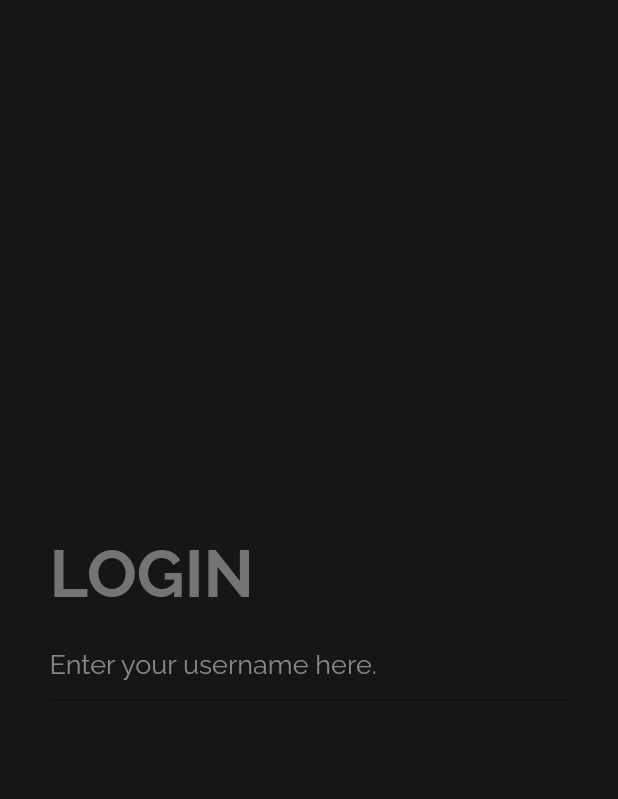
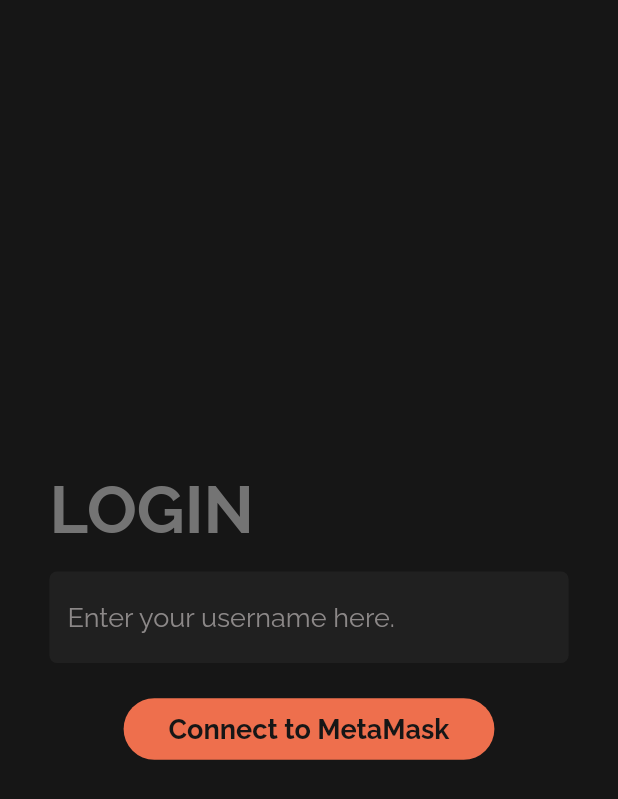
Before and after one commit to cyberwizard1001/shopblocks_flutter, a Flutter app: the screen it shows after launch, on a phone screen of 412 x 824 dp. Shown: the top 799 px of the screen. Run offline on Flutter 3.47's test engine with Material 2 defaults, Android fonts, the phone set to English and light mode, and no system bars; our stand-ins replace firebase_core, font_awesome_flutter, google_fonts; missing offline and left inert: flutter_rounded_date_picker; accounts and stored records are empty.

Commit message:
Login page

```diff
--- a/lib/main.dart
+++ b/lib/main.dart
@@ -1,4 +1,5 @@
 import 'package:flutter/material.dart';
+import 'package:google_fonts/google_fonts.dart';
 import 'package:shopblocks_flutter/screens/home.dart';
 import 'package:shopblocks_flutter/screens/login.dart';
 import 'utils/colors.dart' as colors;
@@ -11,7 +12,7 @@ void main() {
         scaffoldBackgroundColor: colors.scaffoldColor,
         primaryColor: colors.primaryTextColor,
         textTheme: TextTheme(
-          headline1: TextStyle(
+          headline1: GoogleFonts.raleway(
             color: colors.primaryTextColor,
           ),
         ),
--- a/lib/screens/login.dart
+++ b/lib/screens/login.dart
@@ -1,6 +1,6 @@
 import 'package:flutter/material.dart';
-import 'package:google_fonts/google_fonts.dart';
 import 'package:shopblocks_flutter/utils/text_styles.dart' as texts;
+import 'package:shopblocks_flutter/utils/colors.dart' as colors;
 
 class Login extends StatefulWidget {
   const Login({Key? key}) : super(key: key);
@@ -26,13 +26,39 @@ class _LoginState extends State<Login> {
               crossAxisAlignment: CrossAxisAlignment.start,
               children: <Widget>[
                 Text("LOGIN", style: texts.heading1),
-                SizedBox(height: 10),
+                const SizedBox(height: 15),
                 TextField(
                   decoration: InputDecoration(
+                    filled: true,
+                    fillColor: colors.lightGreyBackground,
                     hintStyle: texts.paragraph,
                     hintText: 'Enter your username here.',
+                    border: OutlineInputBorder(
+                      borderRadius: BorderRadius.circular(5),
+                      borderSide: const BorderSide(
+                        width: 0,
+                        style: BorderStyle.none,
+                      ),
+                    ),
                   ),
                 ),
+                const SizedBox(height: 20),
+                Center(
+                  child: TextButton(
+                    onPressed: () {
+                      //TODO: On press event when connect to MetaMask button is pressed
+                    },
+                    style: TextButton.styleFrom(
+                      backgroundColor: colors.primaryColor,
+                      shape: const StadiumBorder(),
+                      padding: const EdgeInsets.fromLTRB(30, 10, 30, 10),
+                    ),
+                    child: Text(
+                      "Connect to MetaMask",
+                      style: texts.button,
+                    ),
+                  ),
+                )
               ],
             ),
           )
--- a/lib/utils/colors.dart
+++ b/lib/utils/colors.dart
@@ -6,6 +6,8 @@ var headingTextColor = const Color(0xffffffff);
 var primaryTextColor = const Color(0xff747474);
 var lightTextColor = const Color(0xff8C8888);
 var accentColor = const Color(0xff202020);
+
+const lightGreyBackground = const Color(0xff202020);
 
 var cardColor = const Color(0xff585173);
 var buttonColor = const Color(0xff3C374E);
--- a/lib/utils/text_styles.dart
+++ b/lib/utils/text_styles.dart
@@ -13,3 +13,9 @@ TextStyle paragraph = GoogleFonts.raleway(
   fontWeight: FontWeight.w400,
   fontSize: 18,
 );
+
+TextStyle button = GoogleFonts.raleway(
+  color: colors.scaffoldColor,
+  fontWeight: FontWeight.w700,
+  fontSize: 18,
+);
```
